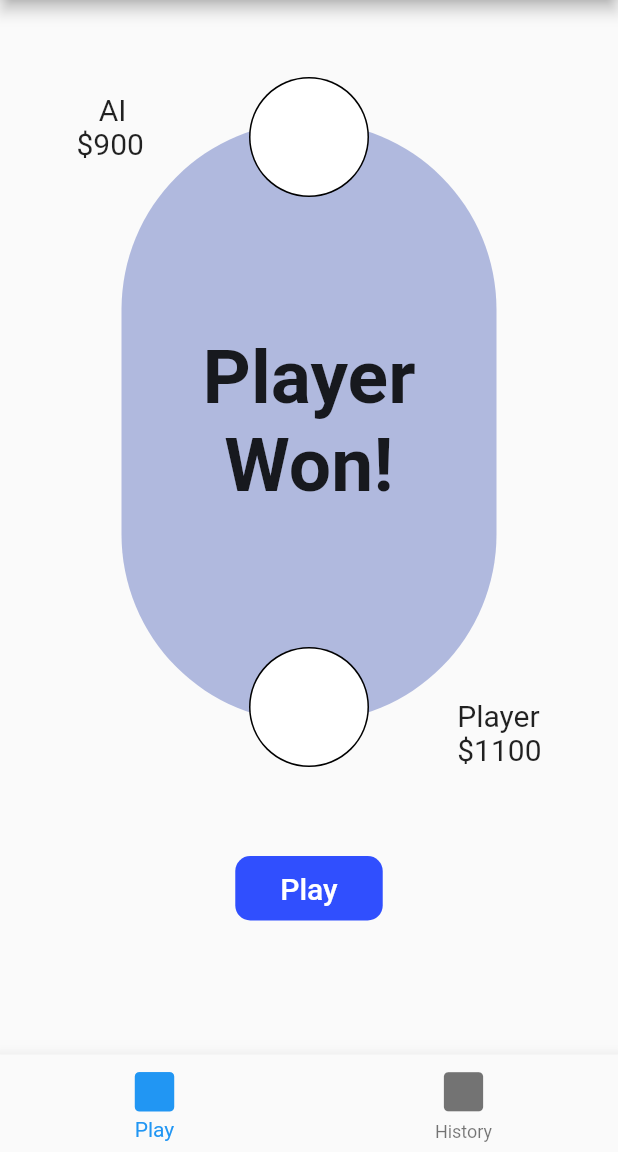
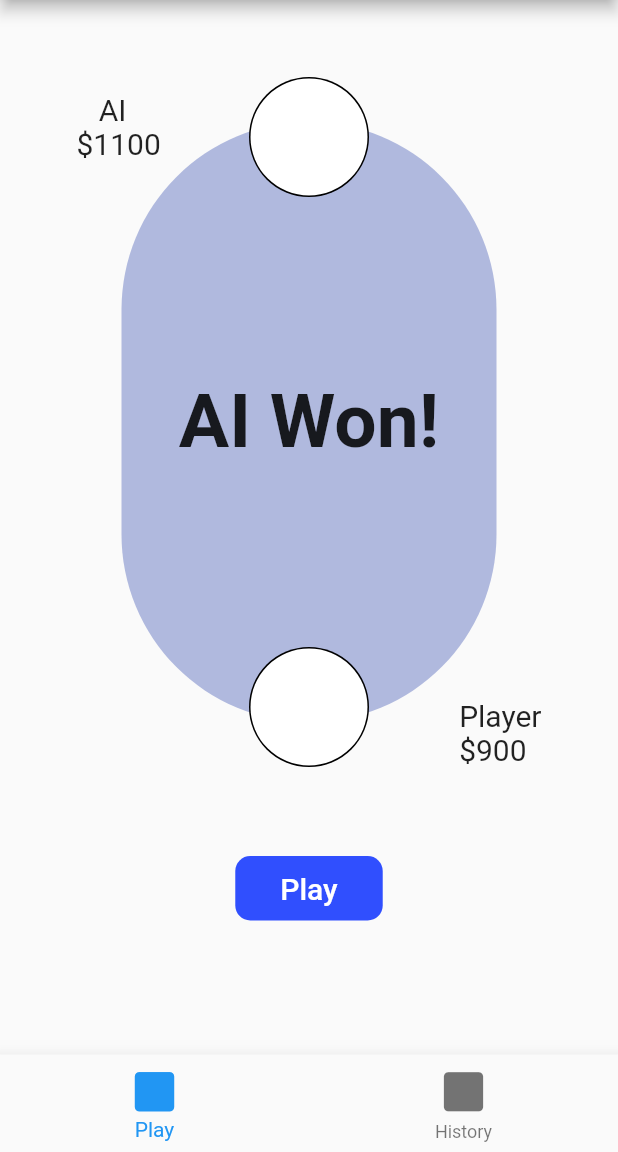
Before and after one commit to naveenmadur/assignment3_casinoApp, a Flutter app: the screen it shows after launch, after a tap on "Play", on a phone screen of 412 x 824 dp, the part 84-1236 px from its top. Run offline on Flutter 3.47's test engine with Material 2 defaults, Android fonts, the phone set to English and light mode, and no system bars; missing offline and left inert: multiple_random_choice.

```diff
--- a/lib/main.dart
+++ b/lib/main.dart
@@ -1,8 +1,8 @@
-import 'package:casino_app/models/history.dart';
+import 'package:casino_app/provider/history.dart';
 import 'package:flutter/material.dart';
 import 'package:casino_app/screens/main_screen.dart';
 import 'package:provider/provider.dart';
-import 'models/casino_class.dart';
+import 'provider/casino_class.dart';
 
 void main() {
   runApp(const MyApp());
--- a/lib/models/casino_class.dart
+++ b/lib/provider/casino_class.dart
@@ -1,13 +1,17 @@
 import 'package:flutter/cupertino.dart';
-import 'dart:math';
+import 'package:multiple_random_choice/multiple_random_choice.dart';
 
-enum Winner { player, ai }
+// enum Winner { player, ai }
 
 class Casino extends ChangeNotifier {
   int aiAmount = 1000, playerAmount = 1000;
   String aiString = 'AI Won!', playerString = 'Player Won!';
   double playerProbability = 0.6;
   bool? winner;
+  final players = {
+    'AI' : 2/5,
+    'Player' : 3/5,
+  };
 
   void play(ai, player) {
     if (ai >= 100 && player >= 100) {
@@ -19,8 +23,10 @@ class Casino extends ChangeNotifier {
   }
 
   void calculateWinner() {
-    int x = Random().nextInt(2);
-    if(Winner.values[x] == Winner.player){
+    final s = randomMultipleWeightedChoice(players, 1, null);
+    // print(s);
+    // print(players.keys.elementAt(1));
+    if(s.first == players.keys.elementAt(1)){
       playerAmount += 200;
       winner = true;
     }
--- a/lib/screens/history_screen.dart
+++ b/lib/screens/history_screen.dart
@@ -1,7 +1,7 @@
 import 'package:flutter/material.dart';
 import 'package:casino_app/widgets/history_tile.dart';
 import 'package:provider/provider.dart';
-import 'package:casino_app/models/history.dart';
+import 'package:casino_app/provider/history.dart';
 
 class HistoryScreen extends StatelessWidget {
   const HistoryScreen({Key? key}) : super(key: key);
--- a/lib/screens/play_screen.dart
+++ b/lib/screens/play_screen.dart
@@ -1,6 +1,6 @@
 import 'package:flutter/material.dart';
 import 'package:provider/provider.dart';
-import 'package:casino_app/models/casino_class.dart';
+import 'package:casino_app/provider/casino_class.dart';
 import 'package:casino_app/widgets/playButton.dart';
 import 'package:casino_app/widgets/stack_builder.dart';
 
@@ -9,16 +9,13 @@ class PlayScreen extends StatelessWidget {
 
   @override
   Widget build(BuildContext context) {
-    final casino = Provider.of<Casino>(context);
-    int player = casino.playerAmount;
-    int ai = casino.aiAmount;
     return SafeArea(
       child: Center(
         child: Column(
           mainAxisAlignment: MainAxisAlignment.spaceEvenly,
-          children: [
-            BuildStack(ai: ai, player: player),
-            PlayButton(ai: ai, player: player)
+          children: const [
+             BuildStack(),
+            PlayButton(),
           ],
         ),
       ),
--- a/lib/widgets/playButton.dart
+++ b/lib/widgets/playButton.dart
@@ -1,32 +1,31 @@
 import 'package:flutter/material.dart';
-import 'package:casino_app/models/casino_class.dart';
+import 'package:casino_app/provider/casino_class.dart';
 import 'package:provider/provider.dart';
+import 'package:casino_app/provider/history.dart';
 
 class PlayButton extends StatelessWidget {
   const PlayButton({
     Key? key,
-    required this.ai,
-    required this.player,
   }) : super(key: key);
-
-
-  final int ai;
-  final int player;
 
   @override
   Widget build(BuildContext context) {
     final casino = Provider.of<Casino>(context);
+    int player = casino.playerAmount;
+    int ai = casino.aiAmount;
     return TextButton(
         onPressed: () {
           casino.play(ai, player);
+          var winner = Provider.of<Casino>(context, listen: false).winnerText();
+          Provider.of<History>(context, listen:false)
+              .addInList(ai, player, winner);
         },
         child: Container(
           decoration: BoxDecoration(
             borderRadius: BorderRadius.circular(10),
             color: Colors.indigoAccent[700],
           ),
-          padding:
-          const EdgeInsets.symmetric(horizontal: 30, vertical: 10),
+          padding: const EdgeInsets.symmetric(horizontal: 30, vertical: 10),
           child: const Text(
             'Play',
             style: TextStyle(color: Colors.white, fontSize: 20),
--- a/lib/widgets/stack_builder.dart
+++ b/lib/widgets/stack_builder.dart
@@ -1,17 +1,18 @@
 import 'package:flutter/material.dart';
 import 'package:provider/provider.dart';
-import 'package:casino_app/models/casino_class.dart';
-import 'package:casino_app/models/history.dart';
+import 'package:casino_app/provider/casino_class.dart';
+import 'package:casino_app/provider/history.dart';
 import 'package:casino_app/widgets/circle_avatar.dart';
 
 class BuildStack extends StatelessWidget {
-  final int ai, player;
-  const BuildStack({Key? key,required this.ai,required this.player}) : super(key: key);
+  const BuildStack({Key? key}) : super(key: key);
 
   @override
   Widget build(BuildContext context) {
     var winner = Provider.of<Casino>(context).winnerText();
-    Provider.of<History>(context).addInList(ai, player, winner);
+    final casino = Provider.of<Casino>(context);
+    int player = casino.playerAmount;
+    int ai = casino.aiAmount;
     return Stack(
       alignment: AlignmentDirectional.topCenter,
       clipBehavior: Clip.none,
--- a/pubspec.yaml
+++ b/pubspec.yaml
@@ -35,6 +35,7 @@ dependencies:
   # Use with the CupertinoIcons class for iOS style icons.
   cupertino_icons: ^1.0.2
   provider: ^6.0.3
+  multiple_random_choice: ^0.1.3+1
 
 dev_dependencies:
   flutter_test:
```
Also changed, not shown: lib/provider/history.dart (renamed from lib/models/history.dart), pubspec.lock.
